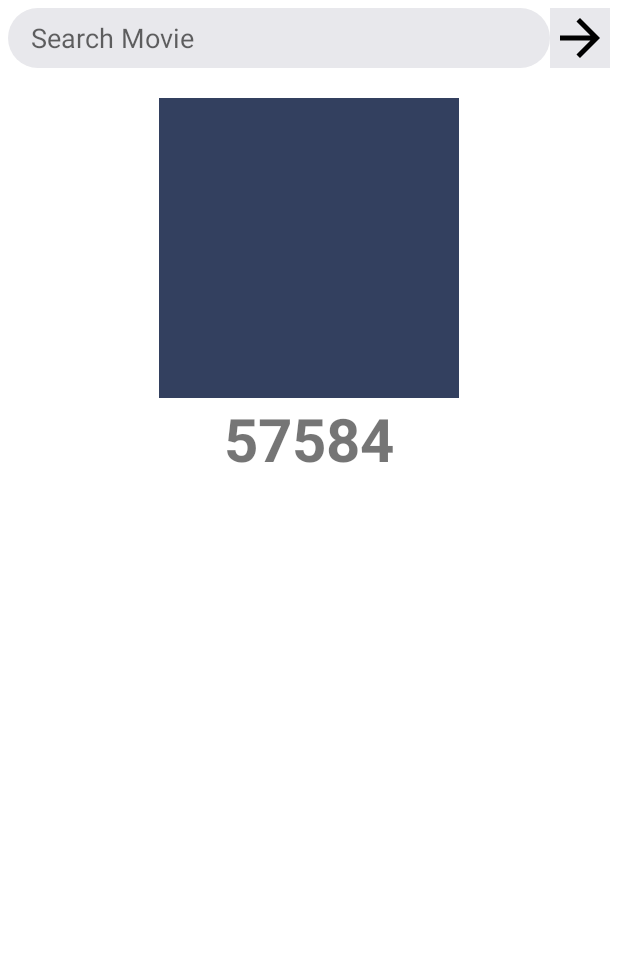
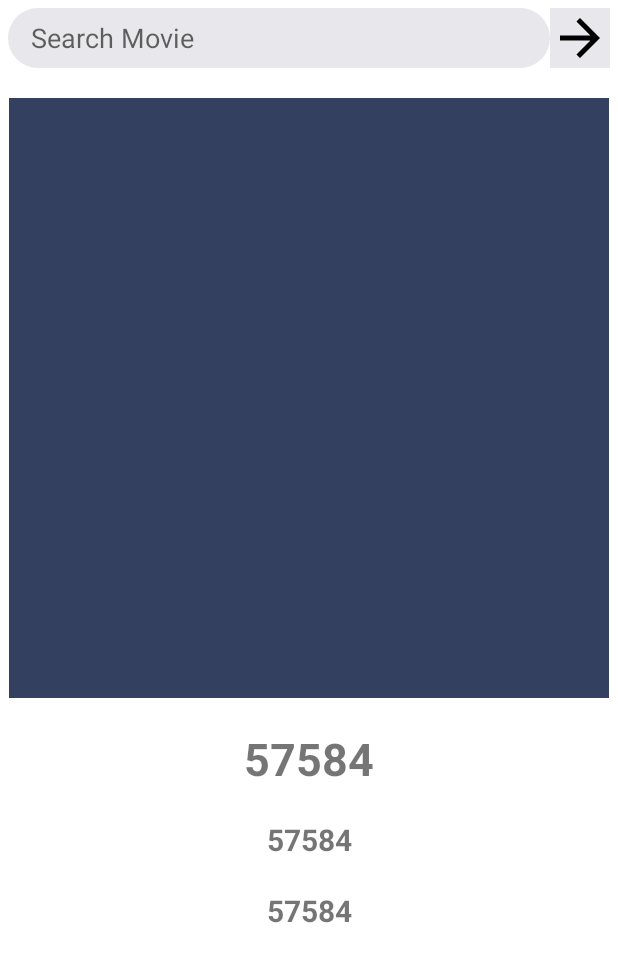
Before and after one commit to Viraj76/MoviesDetail, an Android app: the layout activity_main.xml on its own in the app's theme, with its tools: preview values and no code run, on a phone screen of 412 x 824 dp. Shown: the top 962 px of the screen. Run offline under Robolectric (Android 15) with nearby library versions, the phone set to English and light mode, and no system bars.

Commit message:
Getting only one movie details

```diff
--- a/app/src/main/res/layout/activity_main.xml
+++ b/app/src/main/res/layout/activity_main.xml
@@ -10,60 +10,85 @@
         android:id="@+id/llSearchView"
         android:layout_width="0dp"
         android:layout_height="wrap_content"
-        app:layout_constraintStart_toStartOf="parent"
-        app:layout_constraintTop_toTopOf="parent"
-        app:layout_constraintEnd_toEndOf="parent"
-        android:orientation="horizontal"
+        android:layout_margin="5dp"
         android:layout_marginStart="5dp"
         android:layout_marginEnd="5dp"
-        android:layout_margin="5dp"
-        >
+        android:orientation="horizontal"
+        app:layout_constraintEnd_toEndOf="parent"
+        app:layout_constraintStart_toStartOf="parent"
+        app:layout_constraintTop_toTopOf="parent">
+
         <EditText
             android:id="@+id/etSearchBox"
             android:layout_width="0dp"
             android:layout_height="40dp"
             android:layout_weight="1"
+            android:background="@drawable/search_box_back"
             android:cursorVisible="true"
+            android:focusable="true"
+            android:hint="Search Movie"
             android:paddingStart="15dp"
-            android:paddingEnd="15dp"
-            android:focusable="true"
-            android:background="@drawable/search_box_back"
-            android:hint="Search Movie"
-            />
+            android:paddingEnd="15dp" />
+
         <ImageView
             android:id="@+id/ivArrow"
             android:layout_width="40dp"
             android:layout_height="40dp"
+            android:layout_gravity="center"
+            android:background="@color/g_grey"
+
             android:src="@drawable/arrow"
-            app:tint= "@color/black"
-
-            android:background="@color/g_grey"
-            android:layout_gravity="center"
-            />
+            app:tint="@color/black" />
     </LinearLayout>
 
     <ImageView
         android:id="@+id/ivMovieImage"
-        android:layout_width="200dp"
-        android:layout_height="200dp"
+        android:layout_width="400dp"
+        android:layout_height="400dp"
+        android:layout_marginStart="10dp"
         android:layout_marginTop="20dp"
-        app:layout_constraintTop_toBottomOf="@id/llSearchView"
+        android:layout_marginEnd="10dp"
+        android:backgroundTint="@color/gBlack"
+        android:scaleType="centerInside"
+        android:src="@color/gBlack"
+        app:layout_constraintEnd_toEndOf="parent"
+        app:layout_constraintHorizontal_bias="0.5"
         app:layout_constraintStart_toStartOf="parent"
-        app:layout_constraintEnd_toEndOf="parent"
-        android:backgroundTint="@color/gBlack"
-        android:src="@color/gBlack"
-        />
+        app:layout_constraintTop_toBottomOf="@id/llSearchView" />
+
     <TextView
-        android:id="@+id/tvId"
+        android:id="@+id/tvMovieName"
         android:layout_width="wrap_content"
         android:layout_height="wrap_content"
-        app:layout_constraintTop_toBottomOf="@id/ivMovieImage"
+        android:layout_margin="20dp"
+        android:text="57584"
+        android:textSize="30dp"
+        android:textStyle="bold"
+        app:layout_constraintEnd_toEndOf="parent"
         app:layout_constraintStart_toStartOf="parent"
+        app:layout_constraintTop_toBottomOf="@id/ivMovieImage" />
+
+    <TextView
+        android:id="@+id/tvRank"
+        android:layout_width="wrap_content"
+        android:layout_height="wrap_content"
+        android:layout_margin="20dp"
+        android:text="57584"
+        android:textSize="20dp"
+        android:textStyle="bold"
         app:layout_constraintEnd_toEndOf="parent"
+        app:layout_constraintStart_toStartOf="parent"
+        app:layout_constraintTop_toBottomOf="@id/tvMovieName" />
+
+    <TextView
+        android:id="@+id/tvStarCast"
+        android:layout_width="wrap_content"
+        android:layout_height="wrap_content"
+        android:layout_margin="20dp"
         android:text="57584"
+        android:textSize="20dp"
         android:textStyle="bold"
-        android:textSize="40dp"
-
-
-        />
+        app:layout_constraintEnd_toEndOf="parent"
+        app:layout_constraintStart_toStartOf="parent"
+        app:layout_constraintTop_toBottomOf="@id/tvRank" />
 </androidx.constraintlayout.widget.ConstraintLayout>
```
Also changed, not shown: app/src/main/java/com/example/movies/MainActivity.kt (+17 -11 lines), app/src/main/java/com/example/movies/Retrofit/MovieApi.kt (+5 -5 lines), app/src/main/java/com/example/movies/viewModel/MainViewModel.kt (+7 -7 lines).
